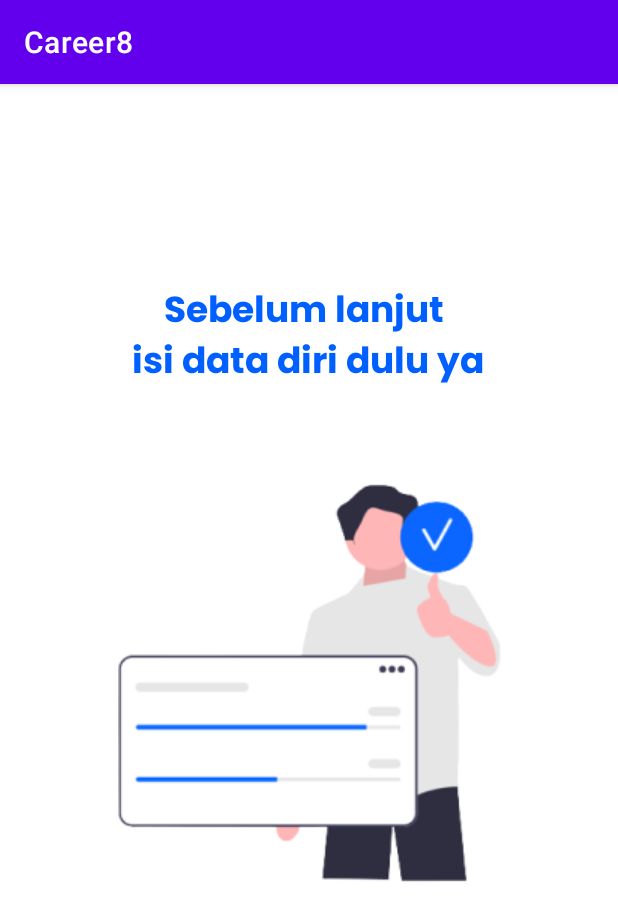
After one commit to hanifalfaqih/Career8, an Android app: the ContinueActivity screen opened directly, with no data from a screen before it, on a phone screen of 412 x 824 dp. The commit adds this screen. Shown: the top 921 px of the screen. Run offline under Robolectric (Android 15) with nearby library versions, the phone set to English and light mode, and no system bars.

Commit message:
add continue screen

```diff
--- a/app/src/main/AndroidManifest.xml
+++ b/app/src/main/AndroidManifest.xml
@@ -13,6 +13,9 @@
         android:supportsRtl="true"
         android:theme="@style/Theme.Career8"
         tools:targetApi="31">
+        <activity
+            android:name=".ContinueActivity"
+            android:exported="false" />
         <activity
             android:name=".Reset_Password_Activity"
             android:exported="false">
--- /dev/null
+++ b/app/src/main/java/id/allana/career8/ContinueActivity.kt
@@ -0,0 +1,11 @@
+package id.allana.career8
+
+import androidx.appcompat.app.AppCompatActivity
+import android.os.Bundle
+
+class ContinueActivity : AppCompatActivity() {
+    override fun onCreate(savedInstanceState: Bundle?) {
+        super.onCreate(savedInstanceState)
+        setContentView(R.layout.activity_continue)
+    }
+}
--- /dev/null
+++ b/app/src/main/res/layout/activity_continue.xml
@@ -0,0 +1,35 @@
+<?xml version="1.0" encoding="utf-8"?>
+<androidx.constraintlayout.widget.ConstraintLayout xmlns:android="http://schemas.android.com/apk/res/android"
+    xmlns:app="http://schemas.android.com/apk/res-auto"
+    xmlns:tools="http://schemas.android.com/tools"
+    android:layout_width="match_parent"
+    android:layout_height="match_parent"
+    tools:context=".ContinueActivity">
+
+    <TextView
+        android:id="@+id/textView"
+        android:layout_width="wrap_content"
+        android:layout_height="wrap_content"
+        android:layout_marginTop="132dp"
+        android:fontFamily="@font/poppins_bold"
+        android:text="@string/text_continue"
+        android:textAlignment="center"
+        android:textColor="@color/blue"
+        android:textSize="24sp"
+        app:layout_constraintEnd_toEndOf="parent"
+        app:layout_constraintHorizontal_bias="0.497"
+        app:layout_constraintStart_toStartOf="parent"
+        app:layout_constraintTop_toTopOf="parent" />
+
+    <ImageView
+        android:id="@+id/imageView2"
+        android:layout_width="wrap_content"
+        android:layout_height="wrap_content"
+        android:layout_marginTop="20dp"
+        app:layout_constraintEnd_toEndOf="parent"
+        app:layout_constraintStart_toStartOf="parent"
+        app:layout_constraintTop_toBottomOf="@+id/textView"
+        app:srcCompat="@drawable/iv_continue" />
+
+
+</androidx.constraintlayout.widget.ConstraintLayout>
--- a/app/src/main/res/values/strings.xml
+++ b/app/src/main/res/values/strings.xml
@@ -3,5 +3,5 @@
     <string name="title_onboarding_2">Kemudahan <font color="#FF672C">Akses</font></string>
     <string name="title_onboarding_3">Sesuaikan <font color="#FF672C">Jurusanmu</font></string>
     <string name="text_welcome_to">WELCOME <font color="#FF672C">TO</font></string>
-
+    <string name="text_continue">Sebelum lanjut \nisi data diri dulu ya</string>
 </resources>
```
Also changed, not shown: app/src/main/res/drawable/iv_continue.png (added).
